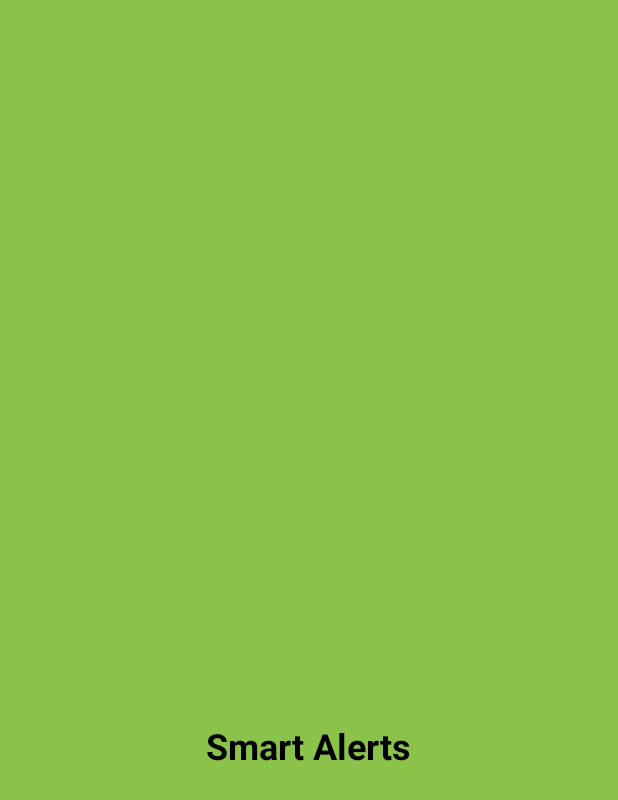
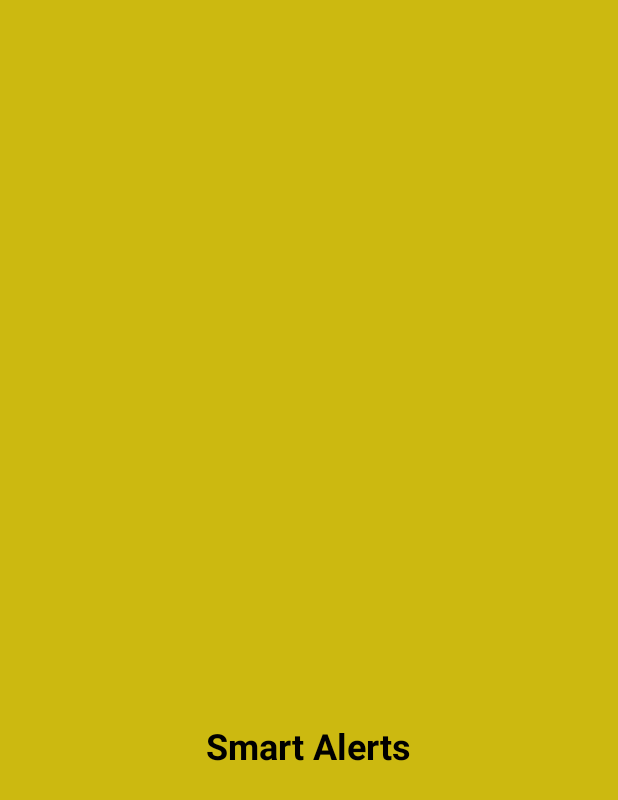
Before and after one commit to varun9610/IoTSmokeDetector, an Android app: the SplashScreen screen opened directly, with no data from a screen before it, on a phone screen of 412 x 824 dp. Shown: the top 800 px of the screen. Run offline under Robolectric (Android 15) with nearby library versions, the phone set to English and light mode, and no system bars.

Commit message:
Splashscreen background change

```diff
--- a/app/src/main/res/layout/activity_splashscreen.xml
+++ b/app/src/main/res/layout/activity_splashscreen.xml
@@ -4,7 +4,7 @@
     xmlns:tools="http://schemas.android.com/tools"
     android:layout_width="match_parent"
     android:layout_height="match_parent"
-    android:background="#8BC34A">
+    android:background="#CCB910">
 
     <TextView
         android:id="@+id/textView5"
```
